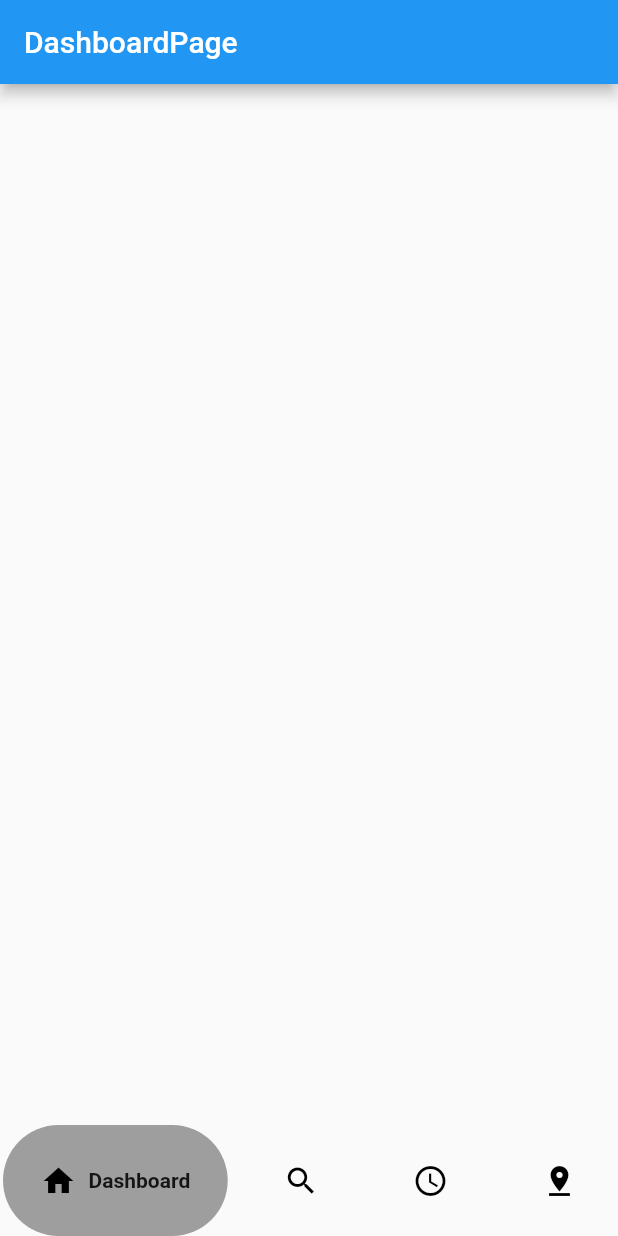
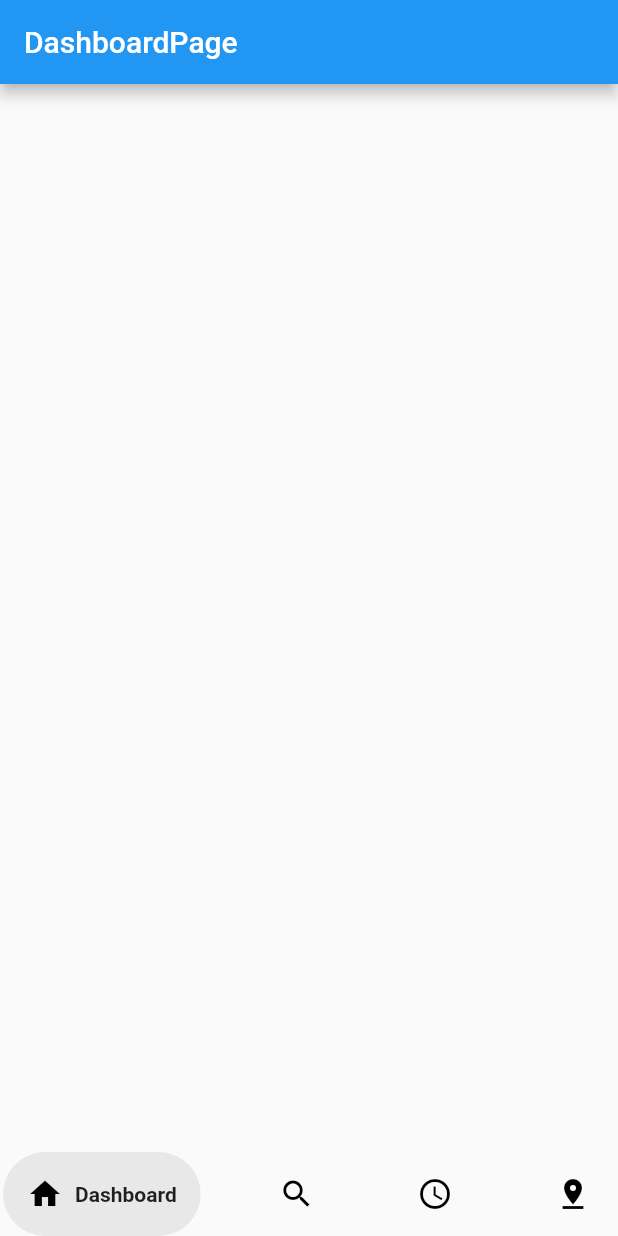
Before and after one commit to dan-mit/PharmaBuddy, a Flutter app: the screen it shows after launch, on a phone screen of 412 x 824 dp. Run offline on Flutter 3.47's test engine with Material 2 defaults, Android fonts, the phone set to English and light mode, and no system bars; drawn by our look-alikes of google_nav_bar; our stand-ins replace flutter_local_notifications, timezone.

Commit message:
Tweaked Nav Bar

```diff
--- a/lib/pages/HomePage.dart
+++ b/lib/pages/HomePage.dart
@@ -35,7 +35,8 @@ class _HomePageState extends State<HomePage> {
               selectedIndex = index;
             });
           },
-          tabBackgroundColor: Colors.grey,
+          padding: EdgeInsets.all(16),
+          tabBackgroundColor: Color.fromARGB(50, 158, 158, 158),
           gap: 8,
           textSize: 7,
           tabs: const [
```
Also changed, not shown: 3 other files.
